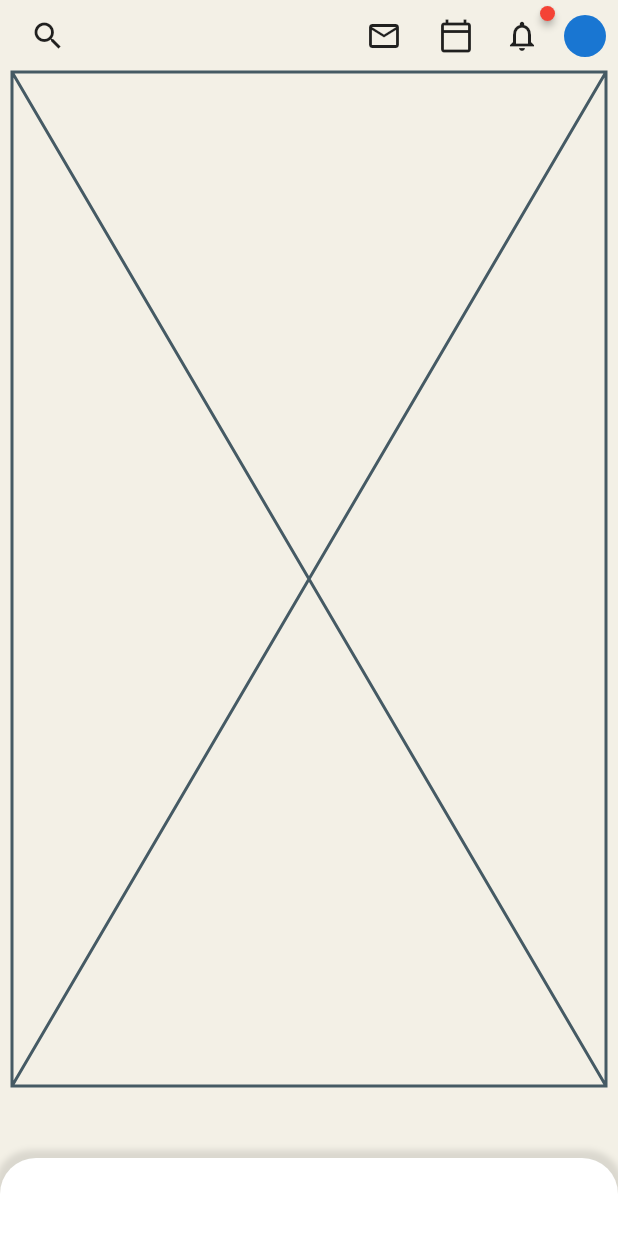
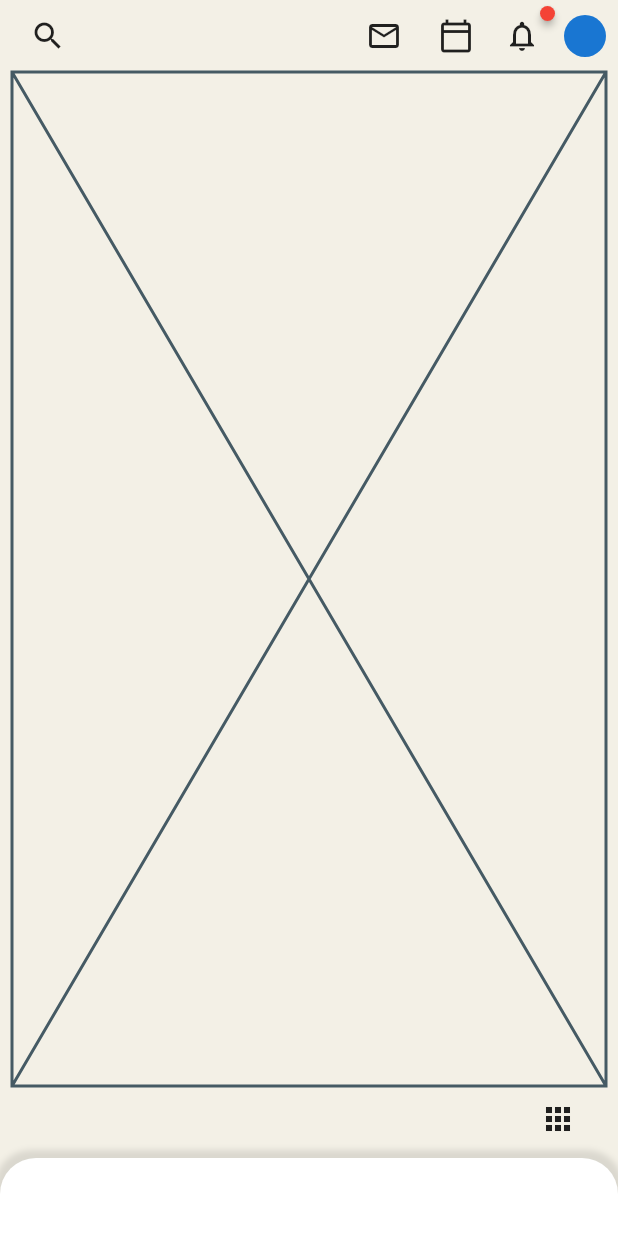
Before and after one commit to JAICHANGPARK/flutter_notebook_11th_story, a Flutter app: the screen it shows after launch, on a phone screen of 412 x 824 dp. Run offline on Flutter 3.47's test engine with Material 2 defaults, Android fonts, the phone set to English and light mode, and no system bars; drawn by our look-alikes of badges.

Commit message:
Update clubhouse_home_page.dart

```diff
--- a/lib/ep701_clubhouse/ui/clubhouse_home_page.dart
+++ b/lib/ep701_clubhouse/ui/clubhouse_home_page.dart
@@ -51,6 +51,7 @@ class _ClubhouseHomePageState extends State<ClubhouseHomePage> {
             top: 48,
             right: 8,
           ),
+
           Positioned(
             child: Container(
               height: 52,
@@ -75,6 +76,20 @@ class _ClubhouseHomePageState extends State<ClubhouseHomePage> {
             bottom: 0,
             left: 0,
             right: 0,
+          ),
+          Positioned(
+           child: Row(
+             children: [
+               Spacer(),
+               Container(
+
+               ),
+               IconButton(icon: Icon(Icons.apps), onPressed: (){})
+             ],
+           ),
+            bottom: 54,
+            left: 16,
+            right: 16,
           )
         ],
       )),
```
